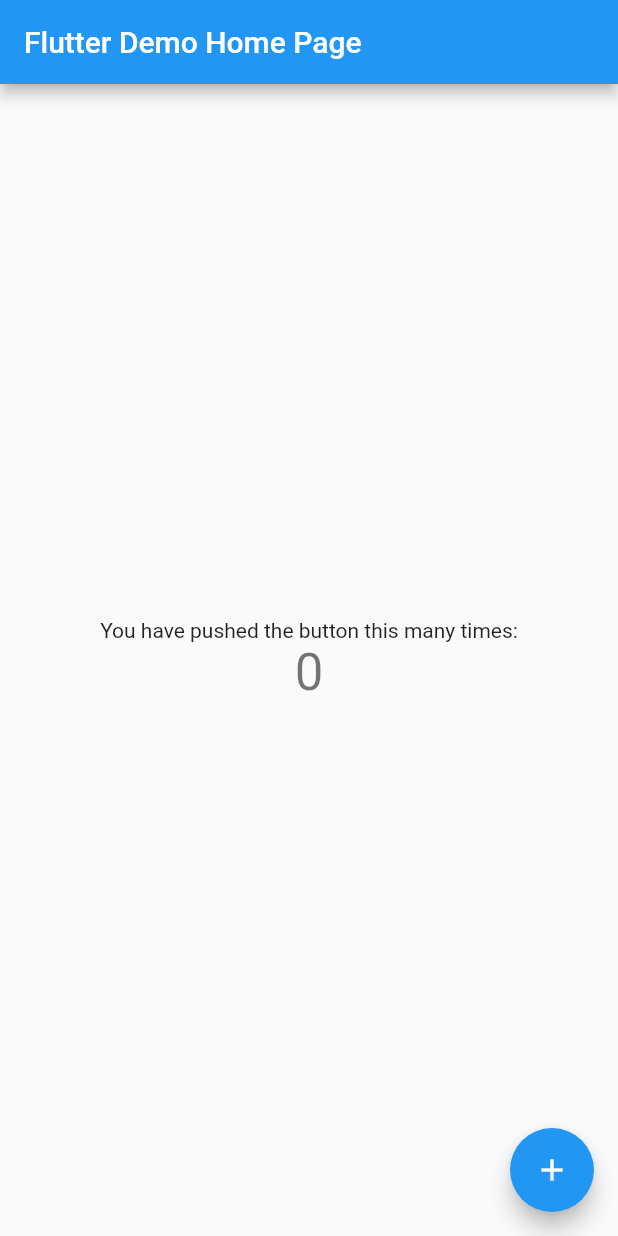
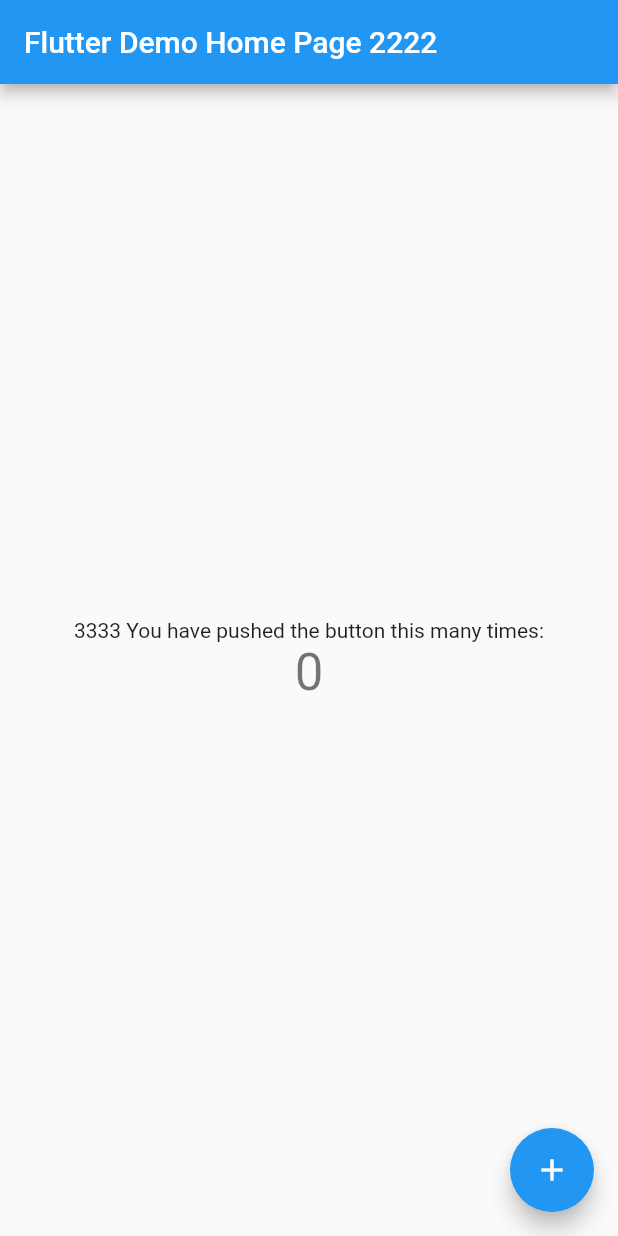
Before and after one commit to AlexCosta140/TesteGitHub, a Flutter app: the screen it shows after launch, on a phone screen of 412 x 824 dp. Run offline on Flutter 3.47's test engine with Material 2 defaults, Android fonts, the phone set to English and light mode, and no system bars.

Commit message:
Segundo Commit

```diff
--- a/lib/main.dart
+++ b/lib/main.dart
@@ -9,7 +9,7 @@ class MyApp extends StatelessWidget {
   @override
   Widget build(BuildContext context) {
     return MaterialApp(
-      title: 'Flutter Demo',
+      title: 'Flutter Demo 1111',
       theme: ThemeData(
         // This is the theme of your application.
         //
@@ -26,7 +26,7 @@ class MyApp extends StatelessWidget {
         // closer together (more dense) than on mobile platforms.
         visualDensity: VisualDensity.adaptivePlatformDensity,
       ),
-      home: MyHomePage(title: 'Flutter Demo Home Page'),
+      home: MyHomePage(title: 'Flutter Demo Home Page 2222'),
     );
   }
 }
@@ -98,7 +98,7 @@ class _MyHomePageState extends State<MyHomePage> {
           mainAxisAlignment: MainAxisAlignment.center,
           children: <Widget>[
             Text(
-              'You have pushed the button this many times:',
+              '3333 You have pushed the button this many times:',
             ),
             Text(
               '$_counter',
```
